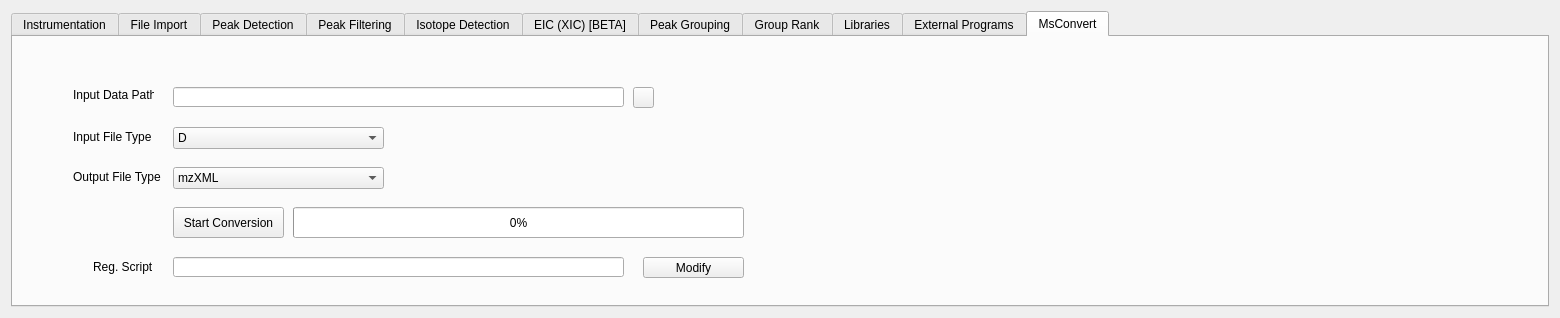
Qt form src/gui/mzroll/forms/settingsform.ui (jainaman224/ElMaven) before a commit.
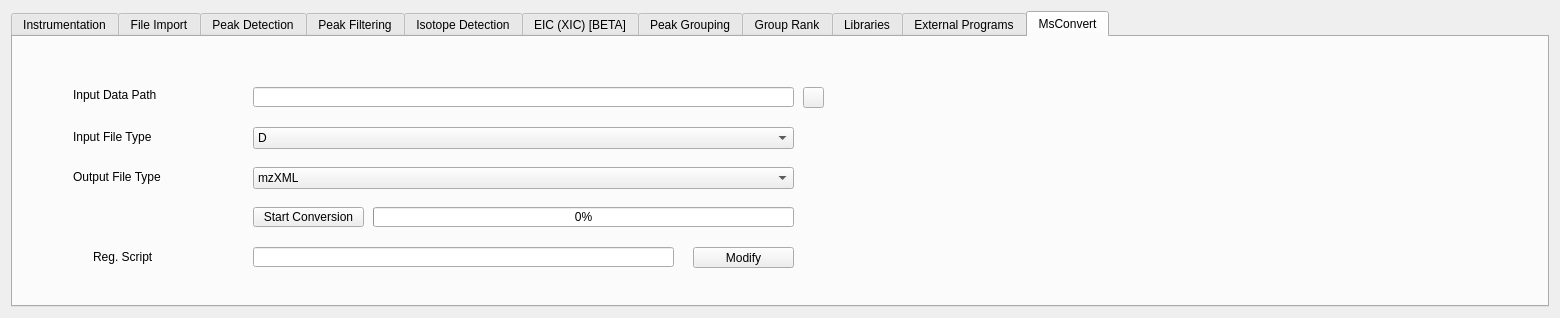
The same form after that commit. Icons and pictures are not drawn.

```diff
--- a/src/gui/mzroll/forms/settingsform.ui
+++ b/src/gui/mzroll/forms/settingsform.ui
@@ -1411,7 +1411,7 @@
         <rect>
          <x>60</x>
          <y>50</y>
-         <width>81</width>
+         <width>151</width>
          <height>16</height>
         </rect>
        </property>
@@ -1422,9 +1422,9 @@
       <widget class="QLineEdit" name="msconvert_file_path">
        <property name="geometry">
         <rect>
-         <x>160</x>
+         <x>240</x>
          <y>50</y>
-         <width>451</width>
+         <width>541</width>
          <height>20</height>
         </rect>
        </property>
@@ -1434,7 +1434,7 @@
         <rect>
          <x>60</x>
          <y>130</y>
-         <width>91</width>
+         <width>141</width>
          <height>20</height>
         </rect>
        </property>
@@ -1445,9 +1445,9 @@
       <widget class="QComboBox" name="msconvert_output_file_type">
        <property name="geometry">
         <rect>
-         <x>160</x>
+         <x>240</x>
          <y>130</y>
-         <width>211</width>
+         <width>541</width>
          <height>22</height>
         </rect>
        </property>
@@ -1465,10 +1465,10 @@
       <widget class="QPushButton" name="msconvert_start_conversion_button">
        <property name="geometry">
         <rect>
-         <x>160</x>
+         <x>240</x>
          <y>170</y>
          <width>111</width>
-         <height>31</height>
+         <height>20</height>
         </rect>
        </property>
        <property name="text">
@@ -1480,7 +1480,7 @@
         <rect>
          <x>60</x>
          <y>90</y>
-         <width>81</width>
+         <width>141</width>
          <height>20</height>
         </rect>
        </property>
@@ -1491,9 +1491,9 @@
       <widget class="QComboBox" name="msconvert_input_type">
        <property name="geometry">
         <rect>
-         <x>160</x>
+         <x>240</x>
          <y>90</y>
-         <width>211</width>
+         <width>541</width>
          <height>22</height>
         </rect>
        </property>
@@ -1521,15 +1521,21 @@
       <widget class="QProgressBar" name="progressBar">
        <property name="geometry">
         <rect>
-         <x>280</x>
+         <x>360</x>
          <y>170</y>
-         <width>451</width>
-         <height>31</height>
+         <width>421</width>
+         <height>20</height>
         </rect>
        </property>
+       <property name="maximum">
+        <number>100</number>
+       </property>
        <property name="value">
         <number>0</number>
        </property>
+       <property name="textVisible">
+        <bool>true</bool>
+       </property>
        <property name="invertedAppearance">
         <bool>false</bool>
        </property>
@@ -1537,7 +1543,7 @@
       <widget class="QPushButton" name="msconvertInputPath">
        <property name="geometry">
         <rect>
-         <x>620</x>
+         <x>790</x>
          <y>50</y>
          <width>21</width>
          <height>21</height>
@@ -1561,8 +1567,8 @@
        <property name="geometry">
         <rect>
          <x>80</x>
-         <y>220</y>
-         <width>61</width>
+         <y>210</y>
+         <width>111</width>
          <height>20</height>
         </rect>
        </property>
@@ -1573,9 +1579,9 @@
       <widget class="QLineEdit" name="scriptPathInput">
        <property name="geometry">
         <rect>
-         <x>160</x>
-         <y>220</y>
-         <width>451</width>
+         <x>240</x>
+         <y>210</y>
+         <width>421</width>
          <height>20</height>
         </rect>
        </property>
@@ -1583,8 +1589,8 @@
       <widget class="QPushButton" name="bashScriptButton">
        <property name="geometry">
         <rect>
-         <x>630</x>
-         <y>220</y>
+         <x>680</x>
+         <y>210</y>
          <width>101</width>
          <height>21</height>
         </rect>
```
Left out of the diff: 103 changed lines with no effect on the pictures.
